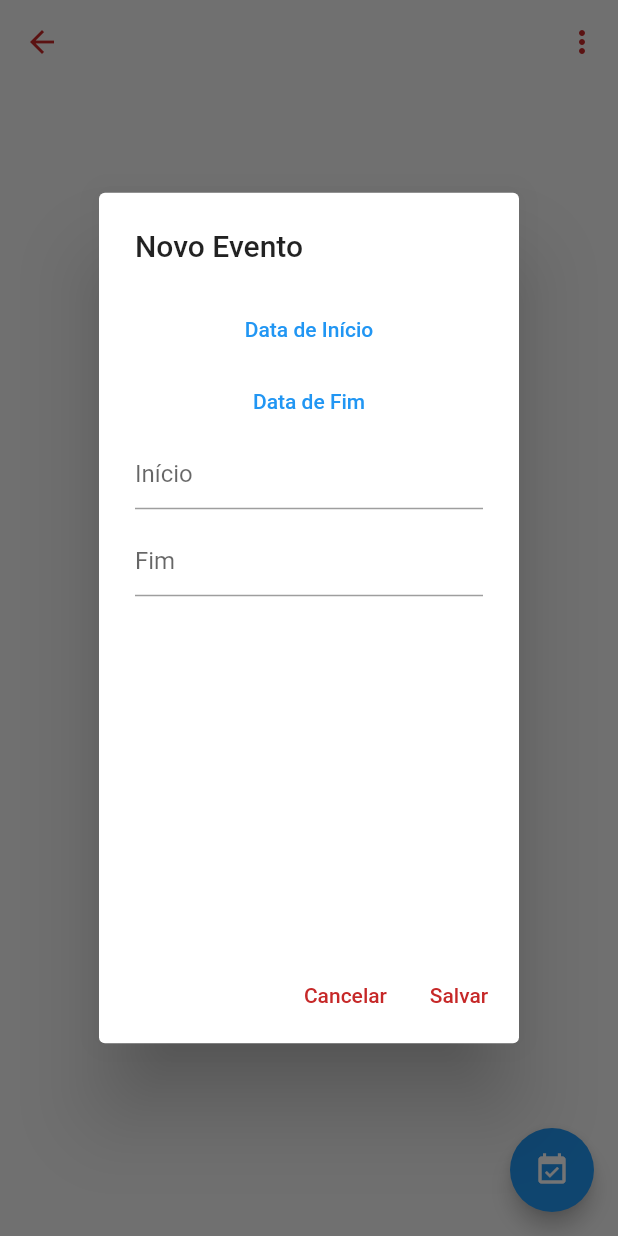
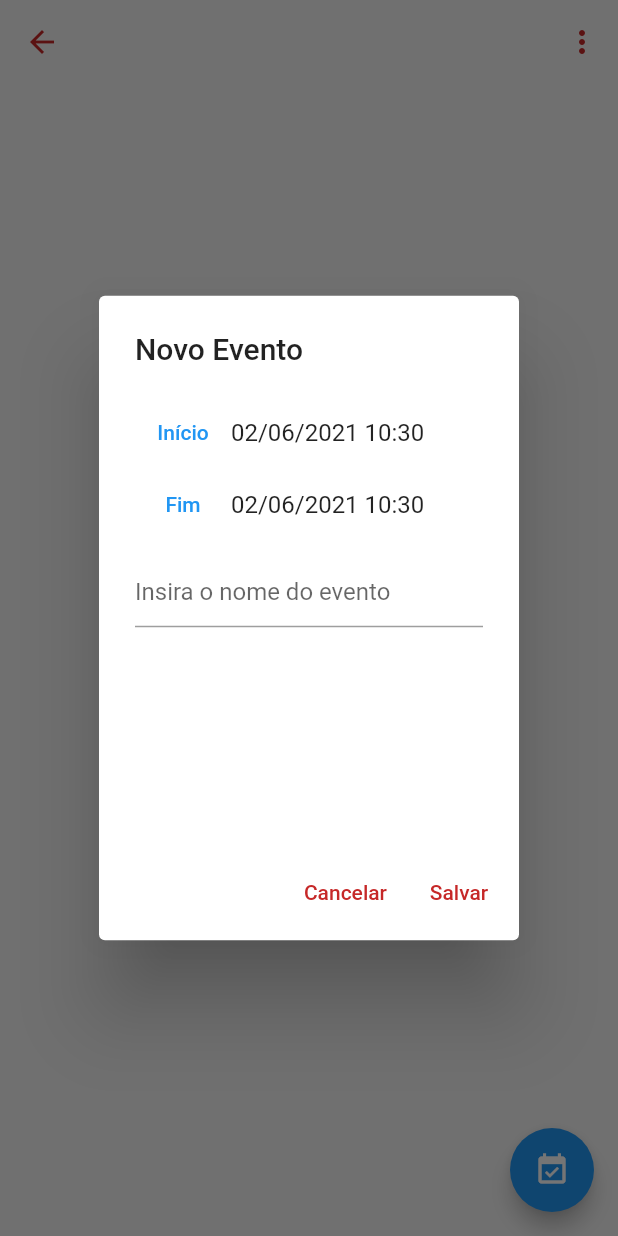
Before and after one commit to analaurafernandes/app_agenda_contatos, a Flutter app: the Detalhamento screen opened by its route, after a tap on the "event available" icon, on a phone screen of 412 x 824 dp. Run offline on Flutter 3.47's test engine with Material 2 defaults, Android fonts, the phone set to English and light mode, and no system bars; our stand-ins replace cloud_firestore, firebase_auth, firebase_core, flutter_datetime_picker; accounts and stored records are empty.

Commit message:
Formatação do modal de evento

```diff
--- a/lib/utilitarios.dart
+++ b/lib/utilitarios.dart
@@ -4,7 +4,7 @@ import 'package:firebase_auth/firebase_auth.dart';
 import 'package:http/http.dart' as http;
 import 'dart:convert';
 import 'package:flutter_datetime_picker/flutter_datetime_picker.dart';
-
+import 'package:intl/intl.dart';
 _recuperaCep(String cep) async{
   String url = "https://viacep.com.br/ws/${cep}/json/";
   http.Response response;
@@ -301,9 +301,11 @@ createUser(BuildContext context, String op, QueryDocumentSnapshot<Object> doc){
 
 modalCreateCalendar(BuildContext context, String op, QueryDocumentSnapshot<Object> doc){
   var form = GlobalKey<FormState>();
-  var dataInicio = TextEditingController();
-  var dataFim = TextEditingController();
-
+  DateTime dataInicio = DateTime.now();
+  DateTime dataFim = DateTime.now().add(Duration(days: 1));
+  var strInicio;
+  var strFim;
+  TextEditingController _nomeEvento = TextEditingController();
   return showDialog(
       context: context,
       builder: (BuildContext context){
@@ -312,42 +314,63 @@ modalCreateCalendar(BuildContext context, String op, QueryDocumentSnapshot<Objec
           content: Form(
             key: form,
             child: Container(
-              height: MediaQuery.of(context).size.height/2,
+              height: MediaQuery.of(context).size.height/3,
               child: Column(
+                children: <Widget>[
+                  Row(
                     children: <Widget>[
                       TextButton(
                         onPressed: () {
-                    DatePicker.showDatePicker(context,
+                          DatePicker.showDateTimePicker(context,
                             showTitleActions: true,
                             minTime: DateTime(2021, 1, 1),
                             maxTime: DateTime(2021, 12, 31), onChanged: (date) {
                             print('change $date');
                             }, onConfirm: (date) {
-                      print('confirm $date');
+                                dataInicio = date;
+
+                                print(dataInicio);
                             }, currentTime: DateTime.now(), locale: LocaleType.en);
                         },
                         child: Text(
-                      'Data de Início',
+                          'Início',
                           style: TextStyle(color: Colors.blue),
                         )
                       ),
+                      Text('${DateFormat("dd/MM/yyyy hh:mm").format(dataInicio)}'),
+                    ],
+                  ),
+                  Row(
+                    children: <Widget>[
                       TextButton(
                           onPressed: () {
-                        DatePicker.showDatePicker(context,
+                            DatePicker.showDateTimePicker(context,
                                 showTitleActions: true,
                                 minTime: DateTime(2021, 1, 1),
-                            maxTime: DateTime(2021, 12, 31), onChanged: (date) {
+                                maxTime: DateTime(2030, 12, 31), onChanged: (date) {
                                   print('change $date');
                                 }, onConfirm: (date) {
-                              print('confirm $date');
+
+                                    dataFim = date;
+                                    print(dataFim);
                                 }, currentTime: DateTime.now(), locale: LocaleType.en);
                           },
                           child: Text(
-                        'Data de Fim',
+                            'Fim',
                             style: TextStyle(color: Colors.blue),
                           )
                       ),
-                  TextFormField(
+                      Text('${DateFormat("dd/MM/yyyy hh:mm").format(dataInicio)}'),
+                    ],
+                  ),
+                  Padding(
+                    padding: const EdgeInsets.fromLTRB(0, 10, 0, 0),
+                    child: TextField(
+                      controller: _nomeEvento,
+                      decoration: InputDecoration(hintText: 'Insira o nome do evento'),
+                    ),
+                  ),
+                  /*TextFormField(
                     controller: dataInicio,
                     decoration: InputDecoration(
                       hintText: 'Início',
@@ -381,7 +404,7 @@ modalCreateCalendar(BuildContext context, String op, QueryDocumentSnapshot<Objec
                       }
                       return null;
                     },
-                  ),
+                  ),*/
                 ],
               ),
             ),
```
Lines whose indentation alone changed are shown as unchanged.
